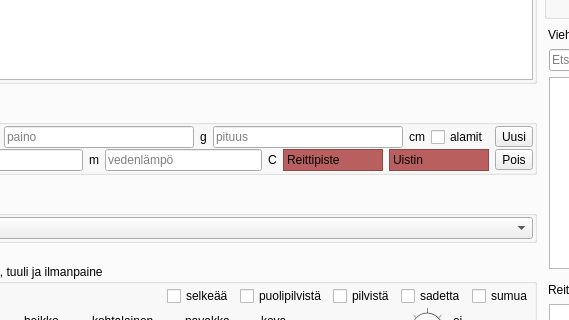
First picture: the form in mainwindow.ui, repository samuliwritescode/uistelupaivakirja-desktop, before the edit; both pictures show x 102 to 671 and y 253 to 573 of the 1097 by 910 pixel window.
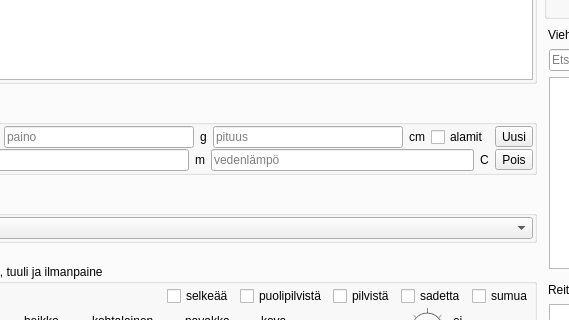
Second picture: the form after the edit. Icons and pictures are not drawn.

Diff of the .ui file:
```diff
--- a/mainwindow.ui
+++ b/mainwindow.ui
@@ -491,50 +491,6 @@
                  </property>
                 </widget>
                </item>
-               <item>
-                <widget class="QLabel" name="POI">
-                 <property name="minimumSize">
-                  <size>
-                   <width>100</width>
-                   <height>0</height>
-                  </size>
-                 </property>
-                 <property name="acceptDrops">
-                  <bool>true</bool>
-                 </property>
-                 <property name="styleSheet">
-                  <string notr="true">background-color: rgb(186, 95, 95)</string>
-                 </property>
-                 <property name="frameShape">
-                  <enum>QFrame::StyledPanel</enum>
-                 </property>
-                 <property name="text">
-                  <string>Reittipiste</string>
-                 </property>
-                </widget>
-               </item>
-               <item>
-                <widget class="QLabel" name="lure">
-                 <property name="minimumSize">
-                  <size>
-                   <width>100</width>
-                   <height>0</height>
-                  </size>
-                 </property>
-                 <property name="autoFillBackground">
-                  <bool>false</bool>
-                 </property>
-                 <property name="styleSheet">
-                  <string notr="true">background-color: rgb(186, 95, 95)</string>
-                 </property>
-                 <property name="frameShape">
-                  <enum>QFrame::StyledPanel</enum>
-                 </property>
-                 <property name="text">
-                  <string>Uistin</string>
-                 </property>
-                </widget>
-               </item>
                <item>
                 <widget class="QToolButton" name="del_fish">
                  <property name="toolTip">
```
Left out of the diff: 6 changed lines with no effect on the pictures.
